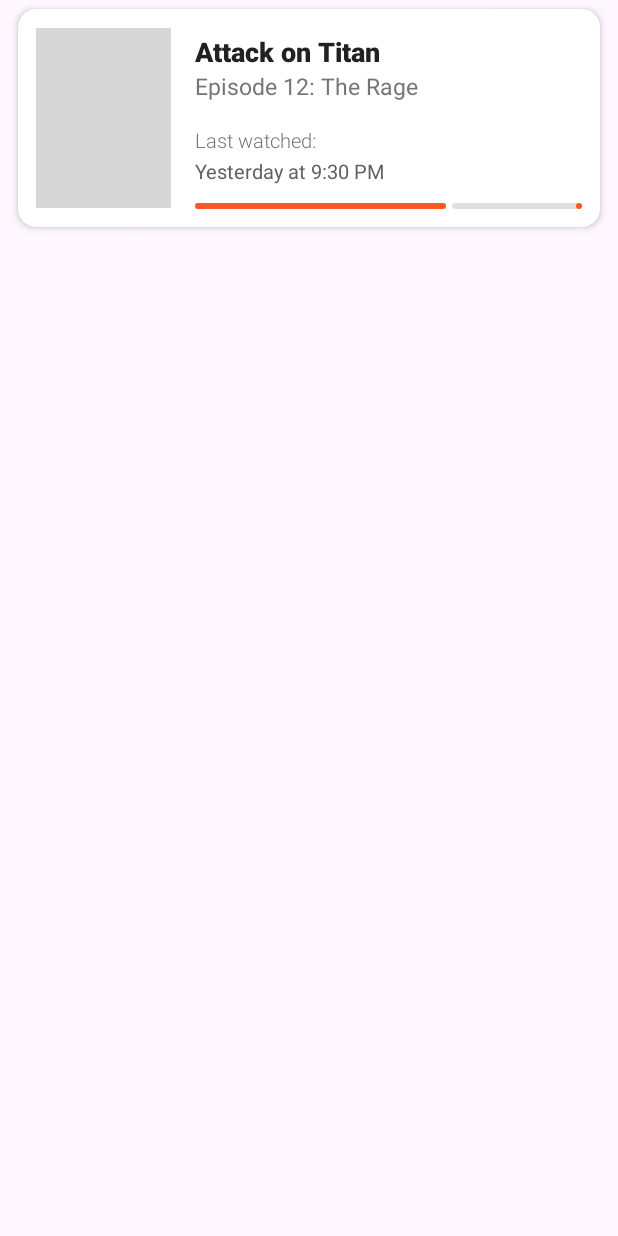
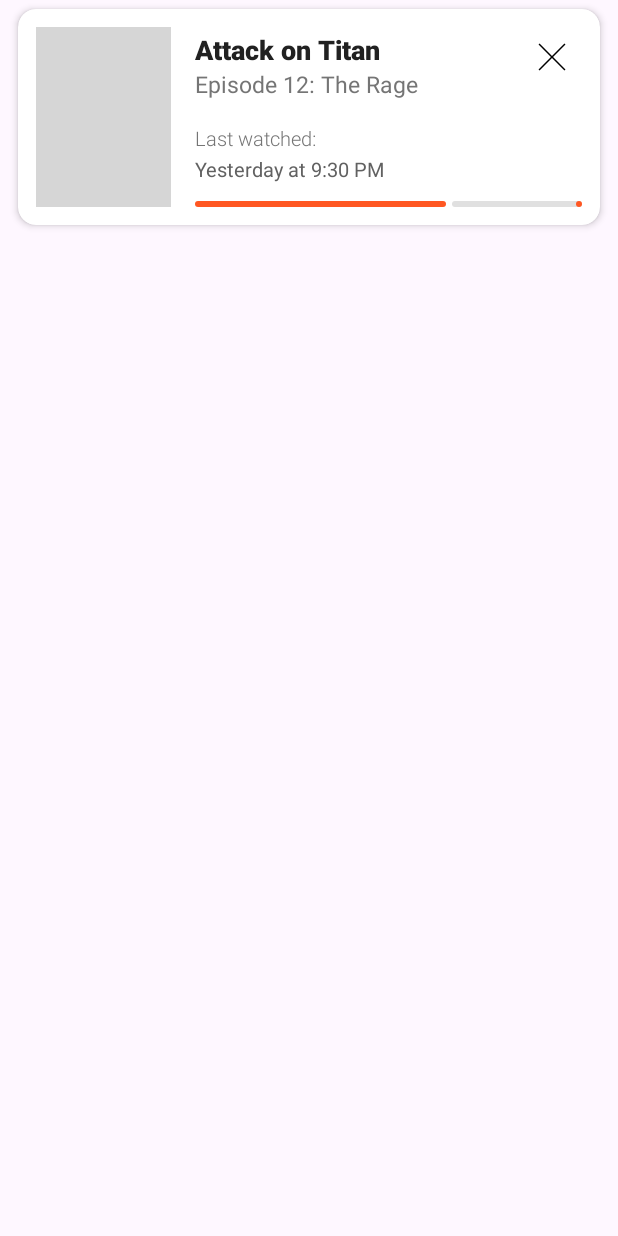
Before and after one commit to leanamariflor/MobileDevelopment, an Android app: the layout item_watch_history.xml on its own in the app's theme, with its tools: preview values and no code run, on a phone screen of 412 x 824 dp. Run offline under Robolectric (Android 15) with nearby library versions, the phone set to English and light mode, and no system bars; grey boxes are pictures that could not be loaded.

Commit message:
feat: add delete functionality to watch history with Firebase integration

```diff
--- a/app/src/main/java/com/anime/aniwatch/fragment/HistoryFragment.kt
+++ b/app/src/main/java/com/anime/aniwatch/fragment/HistoryFragment.kt
@@ -91,8 +91,8 @@ class HistoryFragment : Fragment() {
                             if (watchHistory.episodeNumber > 0 && watchHistory.episodeTitle.isNotEmpty()) {
                                 tempList.add(watchHistory)
                             }
-                            // Update the adapter only after all items are processed
                             if (tempList.size == snapshot.childrenCount.toInt()) {
+                                tempList.sortByDescending { it.dateWatched }
                                 watchHistoryList.addAll(tempList)
                                 historyAdapter.notifyDataSetChanged()
                             }
--- /dev/null
+++ b/app/src/main/res/drawable/ic_close.xml
@@ -0,0 +1,9 @@
+<vector xmlns:android="http://schemas.android.com/apk/res/android"
+    android:width="50dp"
+    android:height="50dp"
+    android:viewportWidth="50"
+    android:viewportHeight="50">
+  <path
+      android:fillColor="#FF000000"
+      android:pathData="M7.719,6.281L6.281,7.719L23.563,25L6.281,42.281L7.719,43.719L25,26.438L42.281,43.719L43.719,42.281L26.438,25L43.719,7.719L42.281,6.281L25,23.563Z"/>
+</vector>
--- a/app/src/main/res/layout/item_watch_history.xml
+++ b/app/src/main/res/layout/item_watch_history.xml
@@ -25,21 +25,32 @@
                 app:layout_constraintBottom_toBottomOf="parent"
                 tools:src="@tools:sample/avatars" />
 
+        <ImageView
+                android:id="@+id/deleteButton"
+                android:layout_width="24dp"
+                android:layout_height="24dp"
+                android:layout_marginEnd="8dp"
+                android:layout_marginTop="8dp"
+                android:src="@drawable/ic_close"
+                android:contentDescription="Delete"
+                app:layout_constraintEnd_toEndOf="parent"
+                app:layout_constraintTop_toTopOf="parent"
+                tools:ignore="ContentDescription" />
+
         <TextView
                 android:id="@+id/animeTitle"
                 android:layout_width="0dp"
                 android:layout_height="wrap_content"
                 android:layout_marginStart="16dp"
-                android:layout_marginTop="4dp"
                 android:ellipsize="end"
                 android:fontFamily="sans-serif-medium"
                 android:maxLines="2"
                 android:textColor="#212121"
                 android:textSize="18sp"
                 android:textStyle="bold"
-                app:layout_constraintEnd_toEndOf="parent"
+                app:layout_constraintEnd_toStartOf="@id/deleteButton"
                 app:layout_constraintStart_toEndOf="@id/animePoster"
-                app:layout_constraintTop_toTopOf="parent"
+                app:layout_constraintBaseline_toBaselineOf="@id/deleteButton"
                 tools:text="Attack on Titan" />
 
         <LinearLayout
```
Also changed, not shown: app/src/main/java/com/anime/aniwatch/adapter/HistoryAdapter.kt (+36 -3 lines).
